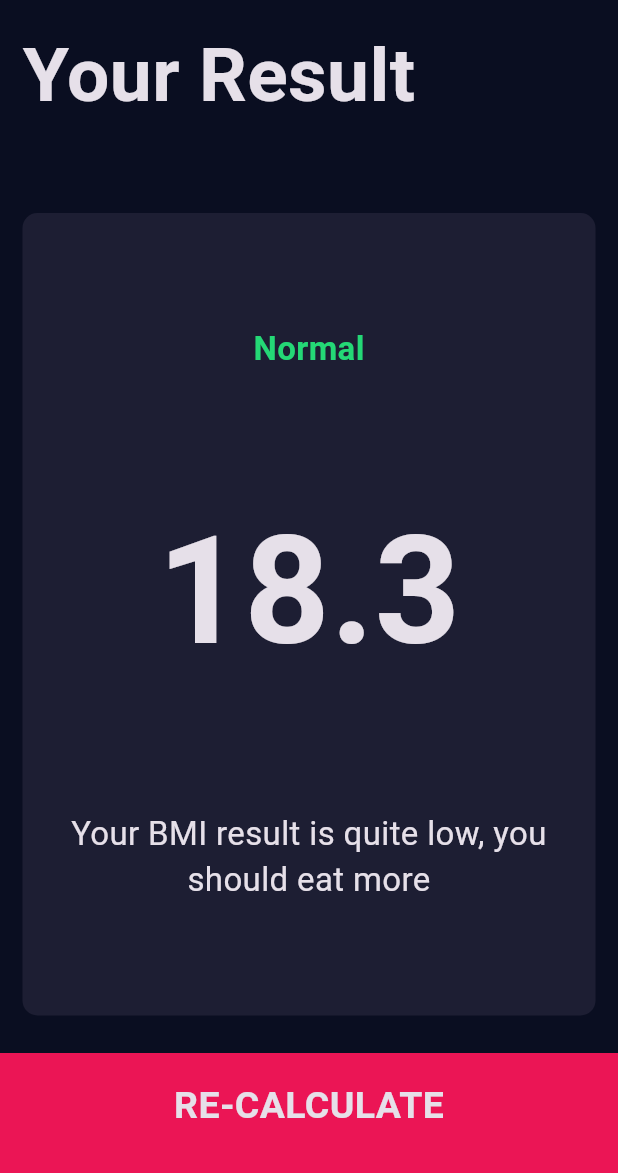
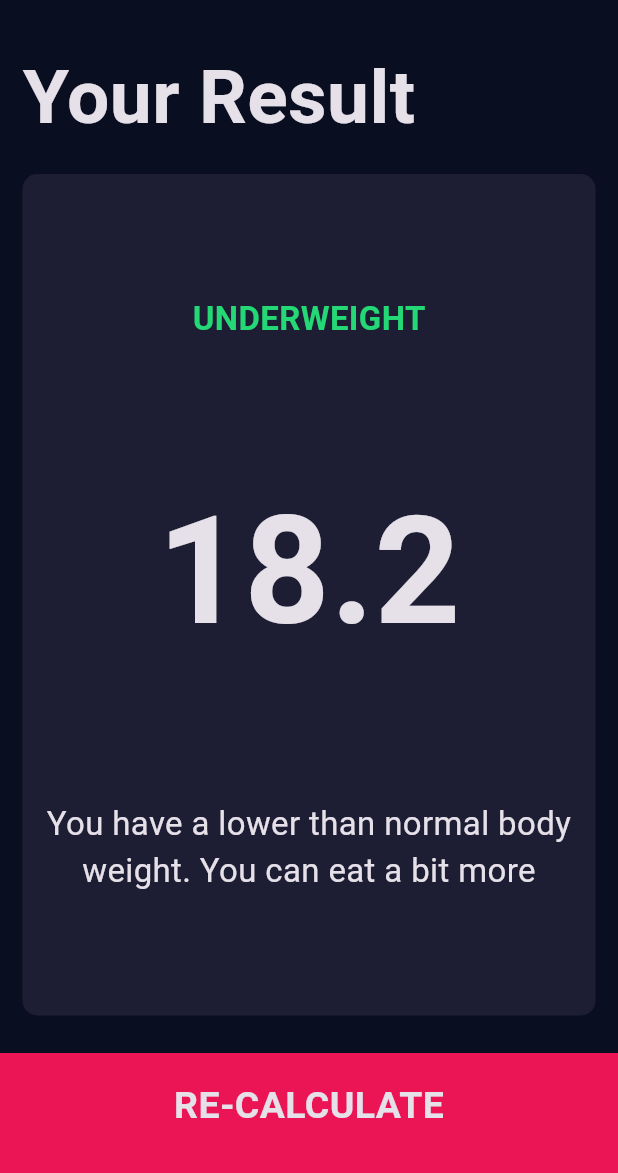
Before and after one commit to iDev-20/bmi_calculator, a Flutter app: the screen it shows after launch, after a tap on "CALCULATE", on a phone screen of 412 x 824 dp, the part 63-1236 px from its top. Run offline on Flutter 3.47's test engine with Material 3 defaults, Android fonts, the phone set to English and light mode, and no system bars; our stand-ins replace font_awesome_flutter.

```diff
--- a/lib/main.dart
+++ b/lib/main.dart
@@ -1,5 +1,4 @@
 import 'package:bmi_calculator/pages/input_page.dart';
-import 'package:bmi_calculator/pages/result_page.dart';
 import 'package:flutter/material.dart';
 
 void main() {
@@ -20,11 +19,12 @@ class BMICalculator extends StatelessWidget {
           color: Color(0xFF0A0E21),
         ),
       ),
-      initialRoute: '/',
-      routes: {
-        '/': (context) => const InputPage(),
-        '/first': (context) => const ResultsPage()
-      },
+      home: const InputPage(),
+      // initialRoute: '',
+      // routes: {
+      //   '/': (context) => const InputPage(),
+      //   '/first': (context) => const ResultsPage()
+      // },
     );
   }
 }
--- a/lib/pages/input_page.dart
+++ b/lib/pages/input_page.dart
@@ -1,3 +1,5 @@
+import 'package:bmi_calculator/pages/result_page.dart';
+import 'package:bmi_calculator/resources/calculator_brain.dart';
 import 'package:bmi_calculator/resources/constants.dart';
 import 'package:bmi_calculator/widgets/bottom_button.dart';
 import 'package:bmi_calculator/widgets/icon_content.dart';
@@ -153,7 +155,19 @@ class InputPageState extends State<InputPage> {
           BottomButton(
             buttonTitle: 'CALCULATE',
             onTap: () {
-              Navigator.pushNamed(context, '/first');
+              CalculatorBrain calc =
+                  CalculatorBrain(height: height, weight: weight);
+
+              Navigator.push(
+                context,
+                MaterialPageRoute(
+                  builder: (context) => ResultsPage(
+                    bmiResult: calc.calculateBMI() ?? '',
+                    resultText: calc.getResult() ?? '',
+                    interpretation: calc.getInterpretation() ?? '',
+                  ),
+                ),
+              );
             },
           ),
         ],
--- a/lib/pages/result_page.dart
+++ b/lib/pages/result_page.dart
@@ -4,7 +4,16 @@ import 'package:bmi_calculator/widgets/reusable_card.dart';
 import 'package:flutter/material.dart';
 
 class ResultsPage extends StatelessWidget {
-  const ResultsPage({super.key});
+  const ResultsPage({
+    super.key,
+    required this.bmiResult,
+    required this.resultText,
+    required this.interpretation,
+  });
+
+  final String bmiResult;
+  final String resultText;
+  final String interpretation;
 
   @override
   Widget build(BuildContext context) {
@@ -17,26 +26,25 @@ class ResultsPage extends StatelessWidget {
         mainAxisAlignment: MainAxisAlignment.spaceEvenly,
         crossAxisAlignment: CrossAxisAlignment.start,
         children: [
-          const Expanded(
-            child: Padding(
-              padding: EdgeInsets.only(left: 15.0),
-              child: Text(
-                'Your Result',
-                style: kTitleTextStyle,
-              ),
+          Container(
+            padding: const EdgeInsets.only(left: 15.0, top: 15.0),
+            alignment: Alignment.bottomLeft,
+            child: const Text(
+              'Your Result',
+              style: kTitleTextStyle,
             ),
           ),
-          const ReusableCard(
-            flex: 5,
+          ReusableCard(
+            // flex: 8,
             color: kActiveCardColor,
             cardChild: Column(
               mainAxisAlignment: MainAxisAlignment.spaceEvenly,
               crossAxisAlignment: CrossAxisAlignment.center,
               children: [
-                Text('Normal', style: kResultTextStyle),
-                Text('18.3', style: kBMITextStyle),
+                Text(resultText.toUpperCase(), style: kResultTextStyle),
+                Text(bmiResult, style: kBMITextStyle),
                 Text(
-                  'Your BMI result is quite low, you should eat more',
+                  interpretation,
                   style: kBodyTextStyle,
                   textAlign: TextAlign.center,
                 ),
--- /dev/null
+++ b/lib/resources/calculator_brain.dart
@@ -0,0 +1,37 @@
+import 'dart:math';
+
+class CalculatorBrain {
+  final int height;
+  final int weight;
+
+  late double _bmi;
+
+  CalculatorBrain({required this.height, required this.weight});
+
+  String? calculateBMI() {
+    _bmi = weight / pow(height / 100, 2);
+    return _bmi.toStringAsFixed(1);
+    //returns the value of the calculated bmi in a string with only
+    //one decimal place which is specified by you i.e.(1)
+  }
+
+  String? getResult() {
+    if (_bmi >= 25) {
+      return 'Overweight';
+    } else if (_bmi > 18.5) {
+      return 'Normal';
+    } else {
+      return 'Underweight';
+    }
+  }
+
+  String? getInterpretation() {
+    if (_bmi >= 25) {
+      return 'You have a higher than normal body weight. Tyr to exercise more';
+    } else if (_bmi > 18.5) {
+      return 'You have a normal body weight. Good job!';
+    } else {
+      return 'You have a lower than normal body weight. You can eat a bit more';
+    }
+  }
+}
--- a/lib/widgets/reusable_card.dart
+++ b/lib/widgets/reusable_card.dart
@@ -12,7 +12,7 @@ class ReusableCard extends StatelessWidget {
   @override
   Widget build(BuildContext context) {
     return Expanded(
-      flex: flex ?? 1,
+      // flex: flex ?? 1,
       child: GestureDetector(
         onTap: onTap,
         child: Container(
```
